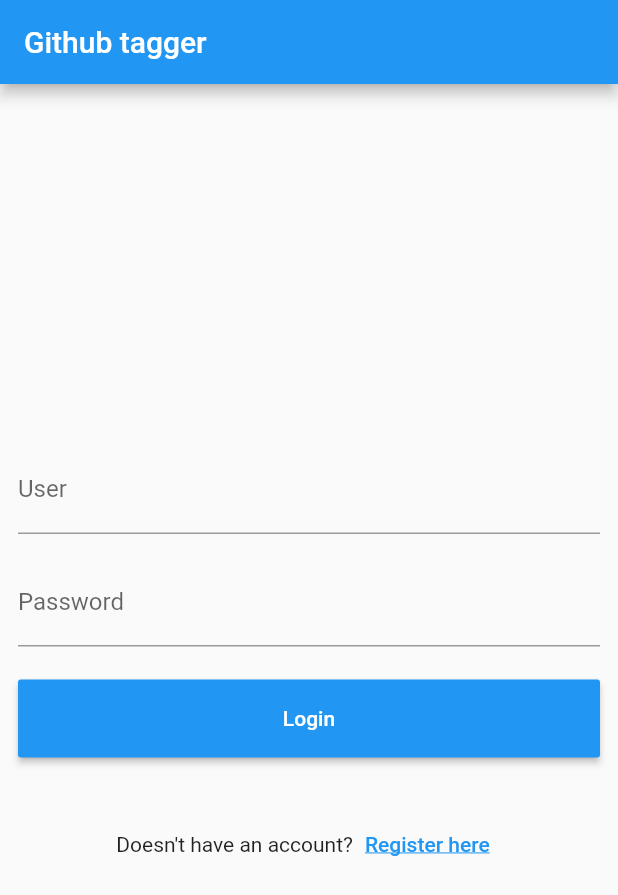
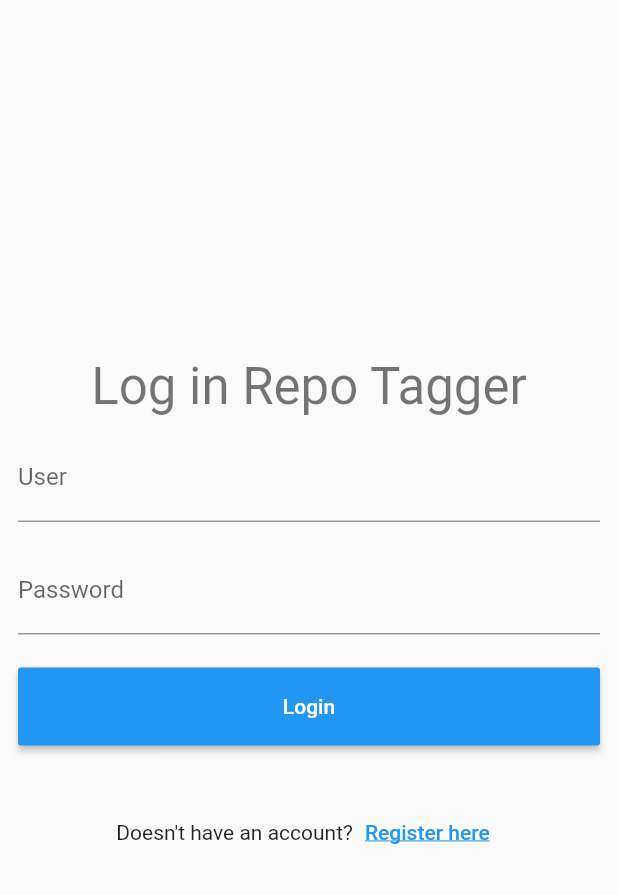
Before and after one commit to Grohden/repo-tagger, a Flutter app: the screen it shows after launch, on a phone screen of 412 x 824 dp. Shown: the top 895 px of the screen. Run offline on Flutter 3.47's test engine with Material 2 defaults, Android fonts, the light colour scheme and no system bars; our stand-ins replace dio, get, retrofit, shared_preferences; generated files the repository leaves out were written again.

Commit message:
refactor(frontend/login): Remove appbar as it is a mobile specific design, instead, use a centered title like twitter does

```diff
--- a/frontend/lib/ui/pages/login/login_page.dart
+++ b/frontend/lib/ui/pages/login/login_page.dart
@@ -25,15 +25,21 @@
 class LoginPage extends GetView<LoginController> {
   @override
   Widget build(BuildContext context) {
+    final text = Theme.of(context).textTheme;
+
     return GetX(
       init: controller,
       builder: (_) => Scaffold(
-        appBar: AppBar(
-          title: const Text('Github tagger'),
-        ),
         body: Center(
-          child: PageBody(
-            child: _buildForm(context),
+          child: Column(
+            crossAxisAlignment: CrossAxisAlignment.center,
+            mainAxisAlignment: MainAxisAlignment.center,
+            children: [
+              Text('Log in Repo Tagger', style: text.headline4),
+              PageBody(
+                child: _buildForm(context),
+              ),
+            ],
           ),
         ),
       ),
```
